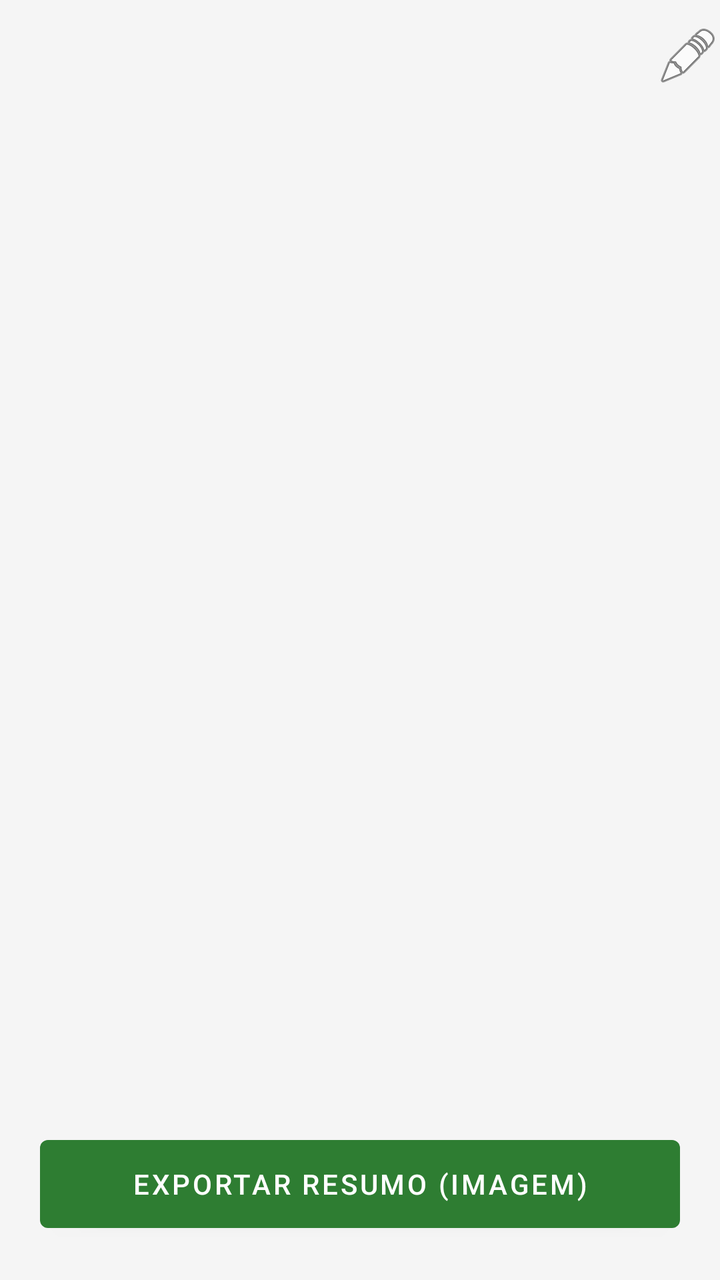
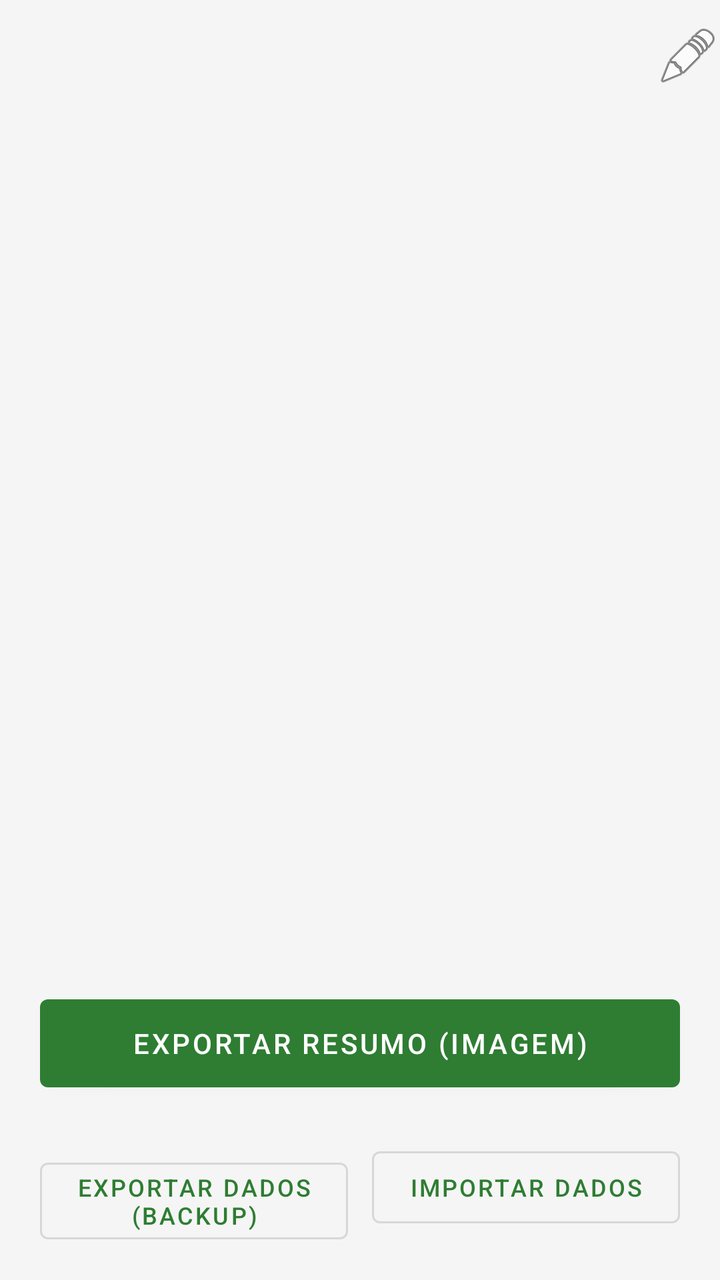

Screens rendered from an Android XML layout before and after an edit, with the pre-edit source and the edit as a unified diff.
<!-- AndroidManifest.xml: application theme Theme.Horas -->
<!-- res/layout/activity_history.xml -->
<?xml version="1.0" encoding="utf-8"?>
<LinearLayout xmlns:android="http://schemas.android.com/apk/res/android"
    xmlns:app="http://schemas.android.com/apk/res-auto"
    android:layout_width="match_parent"
    android:layout_height="match_parent"
    android:background="@color/background"
    android:orientation="vertical">

    <androidx.appcompat.widget.Toolbar
        android:id="@+id/toolbar"
        android:layout_width="match_parent"
        android:layout_height="wrap_content"
        android:title="@string/titulo_historico"
        app:titleTextColor="@color/text_primary">

        <ImageButton
            android:id="@+id/btnHorario"
            android:layout_width="wrap_content"
            android:layout_height="wrap_content"
            android:layout_gravity="end"
            android:background="?attr/selectableItemBackgroundBorderless"
            android:contentDescription="@string/titulo_horario"
            android:src="@android:drawable/ic_menu_edit" />
    </androidx.appcompat.widget.Toolbar>

    <TextView
        android:id="@+id/txtVazio"
        android:layout_width="match_parent"
        android:layout_height="wrap_content"
        android:layout_marginTop="32dp"
        android:gravity="center"
        android:text="@string/sem_historico"
        android:textColor="@color/text_secondary"
        android:visibility="gone" />

    <androidx.recyclerview.widget.RecyclerView
        android:id="@+id/recyclerDias"
        android:layout_width="match_parent"
        android:layout_height="0dp"
        android:layout_weight="1" />

    <com.google.android.material.button.MaterialButton
        android:id="@+id/btnExportarResumo"
        android:layout_width="match_parent"
        android:layout_height="56dp"
        android:layout_margin="20dp"
        android:text="@string/btn_exportar_resumo" />

</LinearLayout>
<!-- resources referenced by this layout -->
<resources>
  <color name="background">#F5F5F5</color>
  <color name="text_primary">#1B1B1B</color>
  <color name="text_secondary">#6B6B6B</color>
  <string name="btn_exportar_resumo">Exportar resumo (imagem)</string>
  <string name="sem_historico">Ainda não há dias registados</string>
  <string name="titulo_historico">Histórico</string>
  <string name="titulo_horario">Horário Normal</string>
  <style name="Theme.Horas" parent="Theme.MaterialComponents.DayNight.NoActionBar">
          <item name="colorPrimary">@color/entrada_green</item>
          <item name="colorPrimaryDark">@color/entrada_green</item>
          <item name="android:windowBackground">@color/background</item>
      </style>
  <color name="entrada_green">#2E7D32</color>
</resources>

<!-- the commit's change to res/layout/activity_history.xml (unified diff, before → after) -->
@@ -43,7 +43,34 @@
         android:id="@+id/btnExportarResumo"
         android:layout_width="match_parent"
         android:layout_height="56dp"
-        android:layout_margin="20dp"
+        android:layout_marginHorizontal="20dp"
+        android:layout_marginTop="20dp"
         android:text="@string/btn_exportar_resumo" />
 
+    <LinearLayout
+        android:layout_width="match_parent"
+        android:layout_height="wrap_content"
+        android:layout_margin="20dp"
+        android:orientation="horizontal">
+
+        <com.google.android.material.button.MaterialButton
+            android:id="@+id/btnExportarDados"
+            style="@style/Widget.MaterialComponents.Button.OutlinedButton"
+            android:layout_width="0dp"
+            android:layout_height="wrap_content"
+            android:layout_weight="1"
+            android:textSize="12sp"
+            android:text="@string/btn_exportar_dados" />
+
+        <com.google.android.material.button.MaterialButton
+            android:id="@+id/btnImportarDados"
+            style="@style/Widget.MaterialComponents.Button.OutlinedButton"
+            android:layout_width="0dp"
+            android:layout_height="wrap_content"
+            android:layout_weight="1"
+            android:layout_marginStart="12dp"
+            android:textSize="12sp"
+            android:text="@string/btn_importar_dados" />
+    </LinearLayout>
+
 </LinearLayout>
<!-- resource entries referenced after the edit -->
@@ -3,7 +3,9 @@
   <color name="background">#F5F5F5</color>
   <color name="text_primary">#1B1B1B</color>
   <color name="text_secondary">#6B6B6B</color>
+  <string name="btn_exportar_dados">Exportar dados (backup)</string>
   <string name="btn_exportar_resumo">Exportar resumo (imagem)</string>
+  <string name="btn_importar_dados">Importar dados</string>
   <string name="sem_historico">Ainda não há dias registados</string>
   <string name="titulo_historico">Histórico</string>
   <string name="titulo_horario">Horário Normal</string>
